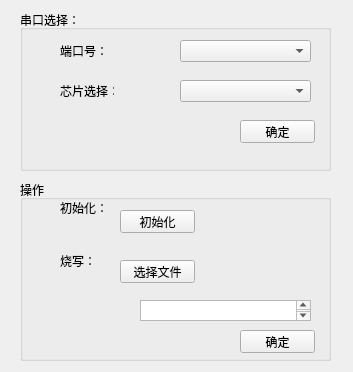
First picture: the form in source_code/UI/ui/ui_connect.ui, repository 440791217/SWIFJ, before the edit.
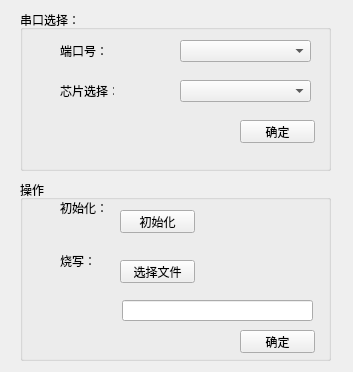
Second picture: the form after the edit.

```diff
--- a/source_code/UI/ui/ui_connect.ui
+++ b/source_code/UI/ui/ui_connect.ui
@@ -90,12 +90,12 @@
      <string>确定</string>
     </property>
    </widget>
-   <widget class="QTextBrowser" name="textBrowser">
+   <widget class="QLineEdit" name="lineEdit">
     <property name="geometry">
      <rect>
-      <x>120</x>
+      <x>102</x>
       <y>120</y>
-      <width>171</width>
+      <width>191</width>
       <height>21</height>
      </rect>
     </property>
```
